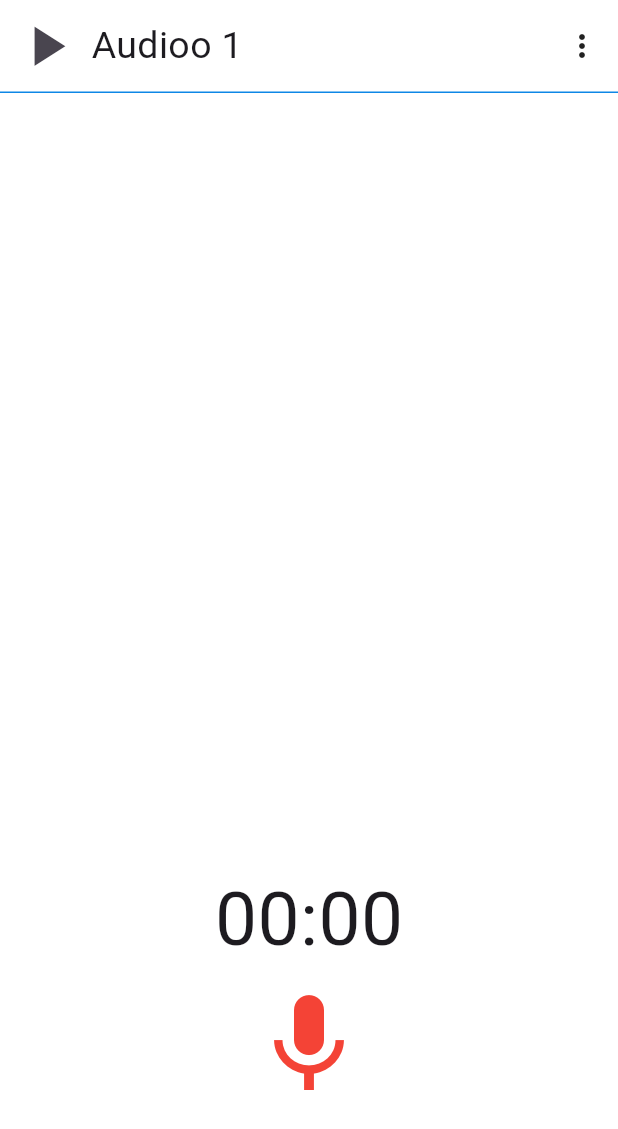
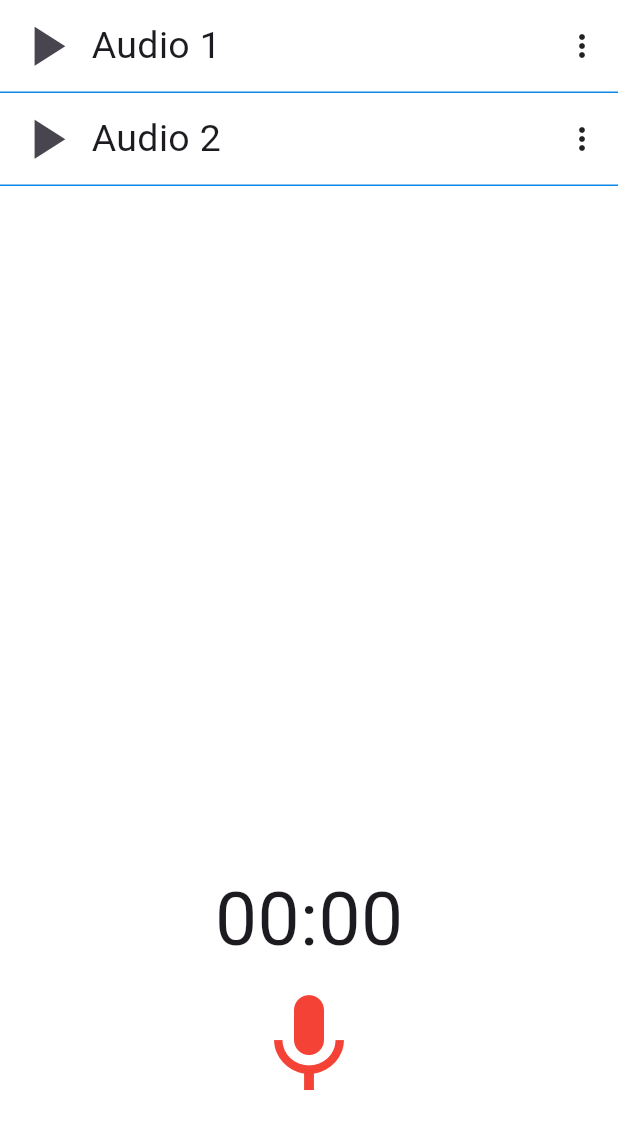
Before and after one commit to yurimatosrodrigues/record-audio, a Flutter app: the screen it shows after launch, on a phone screen of 412 x 824 dp. Shown: the top 1129 px of the screen. Run offline on Flutter 3.47's test engine with Material 3 defaults, Android fonts, the phone set to English and light mode, and no system bars; our stand-ins replace just_audio; missing offline and left inert: record.

Commit message:
refactor: utiliza widget AudioItem para criar item da lista

```diff
--- a/lib/home.dart
+++ b/lib/home.dart
@@ -29,7 +29,8 @@ class _HomeState extends State<Home> {
   Timer? timer;
 
   List<AudioItemModel> audioList = [
-    AudioItemModel(title: 'Audioo 1', path: '', createAt: DateTime.now()),
+    AudioItemModel(title: 'Audio 1', path: '', createAt: DateTime.now()),
+    AudioItemModel(title: 'Audio 2', path: '', createAt: DateTime.now()),
   ];
 
   Widget _buildBackIcon() {
--- a/lib/list_audio.dart
+++ b/lib/list_audio.dart
@@ -1,5 +1,5 @@
 import 'package:flutter/material.dart';
-import 'package:record_audio/menu_widget.dart';
+import 'package:record_audio/audio_item_widget.dart';
 import 'package:record_audio/model/audio_item_model.dart';
 
 class ListAudio extends StatefulWidget {
@@ -16,39 +16,12 @@ class _ListAudioState extends State<ListAudio> {
   Widget build(BuildContext context) {
     return SizedBox(
       height: MediaQuery.of(context).size.height * 0.7,
-      child: Container(
-        child: ListView.builder(
-          itemCount: widget.audioList.length,
+      child: ListView.builder(
+        itemCount: widget.audioList.length,
 
-          itemBuilder: (context, index) {
-            return Container(
-              decoration: BoxDecoration(
-                border: Border(
-                  bottom: BorderSide(
-                    color: Color.fromARGB(255, 14, 135, 230),
-                    width: 1,
-                  ),
-                ),
-              ),
-              child: Row(
-                mainAxisAlignment: MainAxisAlignment.spaceBetween,
-                children: [
-                  IconButton(
-                    icon: Icon(Icons.play_arrow, size: 45),
-                    onPressed: () => {},
-                  ),
-                  Expanded(
-                    child: Text(
-                      widget.audioList[index].title,
-                      style: TextStyle(fontSize: 25),
-                    ),
-                  ),
-                  Menu(),
-                ],
-              ),
-            );
-          },
-        ),
+        itemBuilder: (context, index) {
+          return AudioItem(audioItemModel: widget.audioList[index]);
+        },
       ),
     );
   }
```
